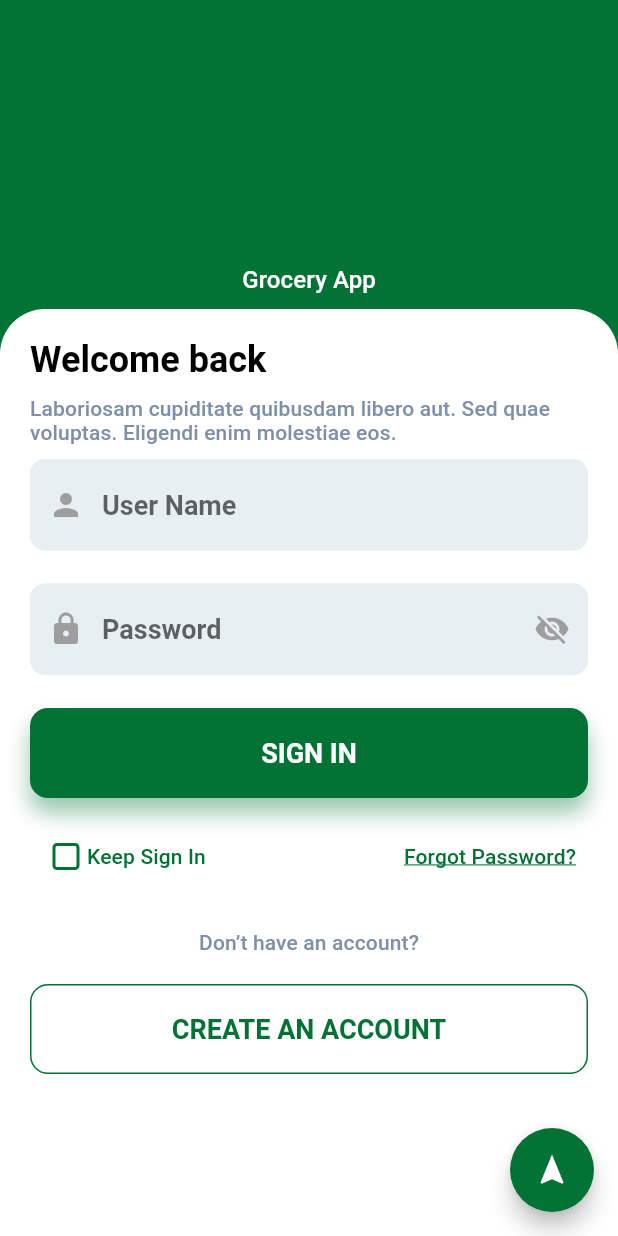
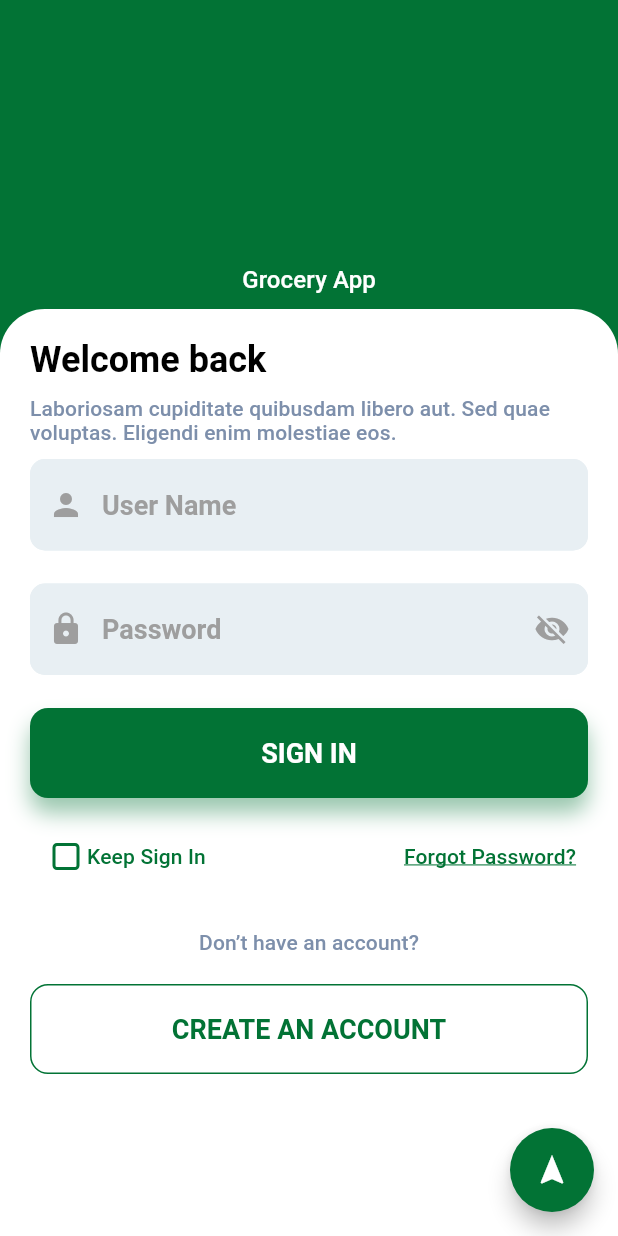
Before and after one commit to ngoctoan63/app_shopping_offline_t35, a Flutter app: the screen it shows after launch, after a tap on "SKIP", on a phone screen of 412 x 824 dp. Run offline on Flutter 3.47's test engine with Material 2 defaults, Android fonts, the light colour scheme and no system bars; our stand-ins replace firebase_auth, firebase_core, introduction_screen, page_transition, shared_preferences; missing offline and left inert: draggable_fab; accounts and stored records are empty.

Commit message:
xong phan theme

```diff
--- a/lib/apps/my_app.dart
+++ b/lib/apps/my_app.dart
@@ -6,6 +6,7 @@ import 'package:provider/provider.dart';
 import 'package:shared_preferences/shared_preferences.dart';
 
 import '../pages/home/introduction_page.dart';
+import '../provider/auth_provider.dart';
 import 'routers/router_name.dart';
 
 class MyApp extends StatelessWidget {
@@ -14,8 +15,14 @@ class MyApp extends StatelessWidget {
   Widget build(BuildContext context) {
     var brightness = MediaQuery.of(context).platformBrightness;
     bool isDarkMode = brightness == Brightness.dark;
-    return ChangeNotifierProvider(
-      create: (context) => DataProvider()..setMode(!isDarkMode),
+    return MultiProvider(
+      providers: [
+        ChangeNotifierProvider(
+            create: (_) => DataProvider()..setMode(!isDarkMode)),
+        ChangeNotifierProvider(
+          create: (_) => AuthProvider(),
+        ),
+      ],
       child: const App(),
     );
   }
--- a/lib/apps/themes/theme.dart
+++ b/lib/apps/themes/theme.dart
@@ -5,6 +5,11 @@ import '../const/value.dart';
 class ThemeCustom {
   static ThemeData lightTheme = ThemeData.light().copyWith(
     primaryColor: mainColors_light,
+    inputDecorationTheme: const InputDecorationTheme(
+      hintStyle: TextStyle(
+        color: Colors.grey,
+      ),
+    ),
     textTheme: const TextTheme(
       titleSmall: title_login_light,
       titleMedium: title_medium_light,
@@ -14,7 +19,7 @@ class ThemeCustom {
     primaryColor: mainColors_dark,
     inputDecorationTheme: const InputDecorationTheme(
       hintStyle: TextStyle(
-        color: Colors.red,
+        color: Colors.grey,
       ),
     ),
     textTheme: const TextTheme(
--- a/lib/main.dart
+++ b/lib/main.dart
@@ -1,7 +1,24 @@
+import 'package:firebase_core/firebase_core.dart';
 import 'package:flutter/material.dart';
 import 'package:denshihanbai/apps/my_app.dart';
+import 'package:firebase_auth/firebase_auth.dart';
 
-void main(List<String> args) {
+// void main(List<String> args) {
+//   WidgetsFlutterBinding.ensureInitialized();
+//   runApp(const MyApp());
+// }
+Future<void> main() async {
   WidgetsFlutterBinding.ensureInitialized();
+  await Firebase.initializeApp();
+  FirebaseAuth.instance.authStateChanges().listen((User? user) {
+    if (user == null) {
+      print('User is currently signed out!');
+    } else {
+      print('User is signed in!');
+    }
+  });
   runApp(const MyApp());
+// Ideal time to initialize
+// await FirebaseAuth.instance.useAuthEmulator('localhost', 9099);
+//...
 }
--- a/lib/widgets/input_field_widget.dart
+++ b/lib/widgets/input_field_widget.dart
@@ -33,6 +33,7 @@ class _InputFieldState extends State<InputField> {
   @override
   Widget build(BuildContext context) {
     return TextFormField(
+      controller: widget.controller,
       obscureText: _obscureText,
       style: const TextStyle(
         fontSize: 18,
@@ -52,13 +53,17 @@ class _InputFieldState extends State<InputField> {
         hintText: widget.hintText,
         floatingLabelStyle: TextStyle(color: Theme.of(context).primaryColor),
         focusedBorder: OutlineInputBorder(
-          borderSide: BorderSide(color: Theme.of(context).primaryColor, width: 2.0),
+          borderSide:
+              BorderSide(color: Theme.of(context).primaryColor, width: 2.0),
           borderRadius: BorderRadius.circular(10.0),
         ),
         helperText: widget.helperText,
         // iconColor: Theme.of(context).primaryColor,
         prefixIcon: widget.prefixIcon,
-        prefixIconColor: MaterialStateColor.resolveWith((states) => states.contains(MaterialState.focused) ? Theme.of(context).primaryColor : Colors.grey),
+        prefixIconColor: MaterialStateColor.resolveWith((states) =>
+            states.contains(MaterialState.focused)
+                ? Theme.of(context).primaryColor
+                : Colors.grey),
         suffixIcon: widget.isSecure
             ? GestureDetector(
                 onTap: () {
@@ -71,7 +76,10 @@ class _InputFieldState extends State<InputField> {
                 ),
               )
             : null,
-        suffixIconColor: MaterialStateColor.resolveWith((states) => states.contains(MaterialState.focused) ? Theme.of(context).primaryColor : Colors.grey),
+        suffixIconColor: MaterialStateColor.resolveWith((states) =>
+            states.contains(MaterialState.focused)
+                ? Theme.of(context).primaryColor
+                : Colors.grey),
       ),
     );
   }
--- a/pubspec.yaml
+++ b/pubspec.yaml
@@ -41,6 +41,8 @@ dependencies:
   introduction_screen: ^3.1.11
   shared_preferences: ^2.2.1
   after_layout: ^1.2.0
+  firebase_core: ^2.16.0
+  firebase_auth: ^4.10.0
 
 dev_dependencies:
   flutter_test:
```
Also changed, not shown: lib/pages/auth/create_account_page.dart (+8 -0 lines), lib/provider/auth_provider.dart (added, +23 -0 lines), lib/firebase_options.dart (added), pubspec.lock, 13 other files.
